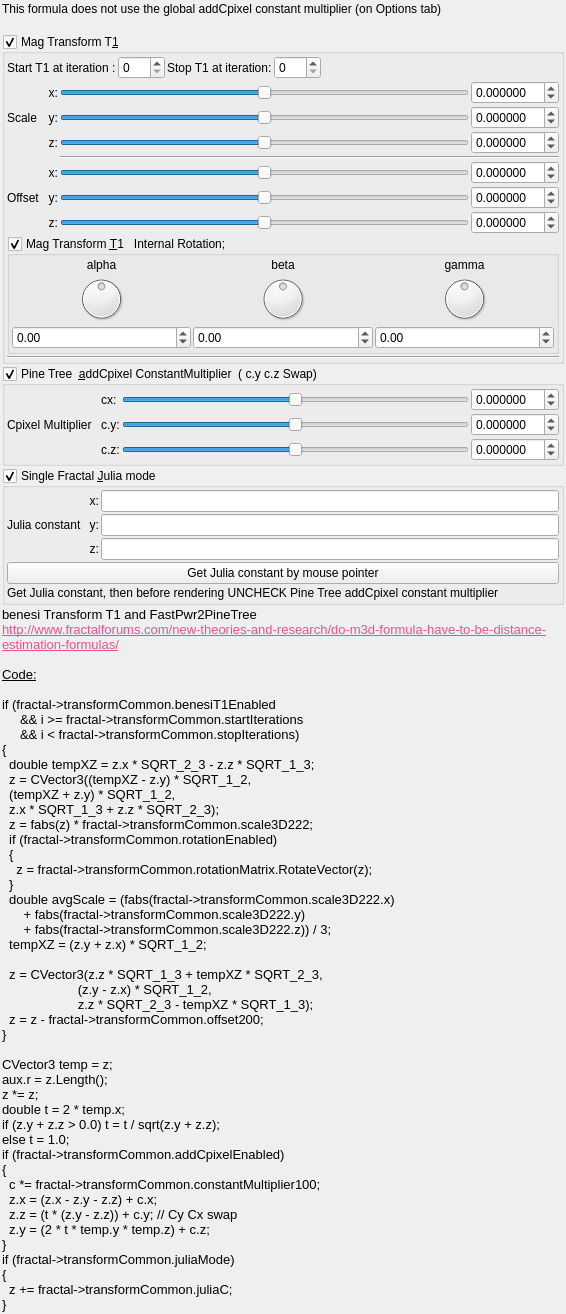
Above: mandelbulber2/qt_data/fractal_benesi_T1_pine_tree.ui from buddhi1980/mandelbulber2 before the change. Below: the same form after it.
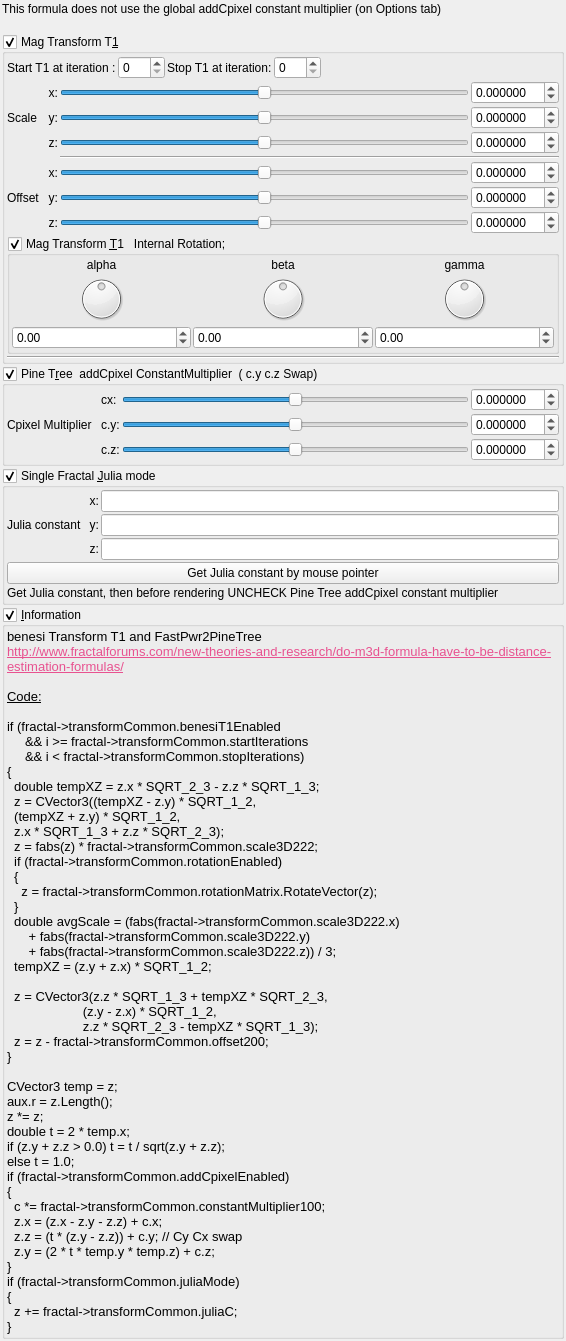
That is the form after the change. Custom widgets are drawn as their Qt base class.

Commit message: Changed Information label in Benesi T1 Pine Tree to MyGropuBox, so now it can be folded/unfolded.

```diff
--- a/mandelbulber2/qt_data/fractal_benesi_T1_pine_tree.ui
+++ b/mandelbulber2/qt_data/fractal_benesi_T1_pine_tree.ui
@@ -7,7 +7,7 @@
     <x>0</x>
     <y>0</y>
     <width>566</width>
-    <height>1196</height>
+    <height>1307</height>
    </rect>
   </property>
   <property name="windowTitle">
@@ -761,7 +761,7 @@
       <string>&lt;html&gt;&lt;head/&gt;&lt;body&gt;&lt;p&gt;Cpixel is CVector3 c = ( c.x, c.y, c.z). It is each original point (pixel) in 3D space where the iteration starts from, ( c = original z for each point .) It is commonly found in formula structures z = f(z) + c.&lt;/p&gt;&lt;p&gt;The Cpixel multiplier effectively scales this point &amp;quot;c&amp;quot;.&lt;/p&gt;&lt;p&gt;In this formula the c.y and c.z components of  &amp;quot;CVector3 c&amp;quot;  are swapped before being multiplied by &amp;quot;CVector3 z&amp;quot; components.&lt;/p&gt;&lt;p&gt;&lt;br/&gt;&lt;/p&gt;&lt;p&gt;&lt;br/&gt;&lt;/p&gt;&lt;p&gt;&lt;br/&gt;&lt;/p&gt;&lt;/body&gt;&lt;/html&gt;</string>
      </property>
      <property name="title">
-      <string>Pine Tree  &amp;addCpixel ConstantMultiplier  ( c.y c.z Swap)</string>
+      <string>Pine T&amp;ree  addCpixel ConstantMultiplier  ( c.y c.z Swap)</string>
      </property>
      <property name="checkable">
       <bool>true</bool>
@@ -1086,6 +1086,33 @@
     </widget>
    </item>
    <item>
+    <widget class="MyGroupBox" name="groupCheck_info">
+     <property name="title">
+      <string>&amp;Information</string>
+     </property>
+     <property name="flat">
+      <bool>false</bool>
+     </property>
+     <property name="checkable">
+      <bool>true</bool>
+     </property>
+     <layout class="QVBoxLayout" name="verticalLayout_2">
+      <property name="spacing">
+       <number>2</number>
+      </property>
+      <property name="leftMargin">
+       <number>2</number>
+      </property>
+      <property name="topMargin">
+       <number>2</number>
+      </property>
+      <property name="rightMargin">
+       <number>2</number>
+      </property>
+      <property name="bottomMargin">
+       <number>2</number>
+      </property>
+      <item>
     <widget class="QLabel" name="label_4">
      <property name="text">
       <string>&lt;!DOCTYPE HTML PUBLIC &quot;-//W3C//DTD HTML 4.0//EN&quot; &quot;http://www.w3.org/TR/REC-html40/strict.dtd&quot;&gt;
@@ -1143,6 +1170,9 @@
      <property name="wordWrap">
       <bool>true</bool>
      </property>
+       </widget>
+      </item>
+     </layout>
     </widget>
    </item>
    <item>
```
Lines whose indentation alone changed are shown as unchanged. The commit also changes 1 other file.
